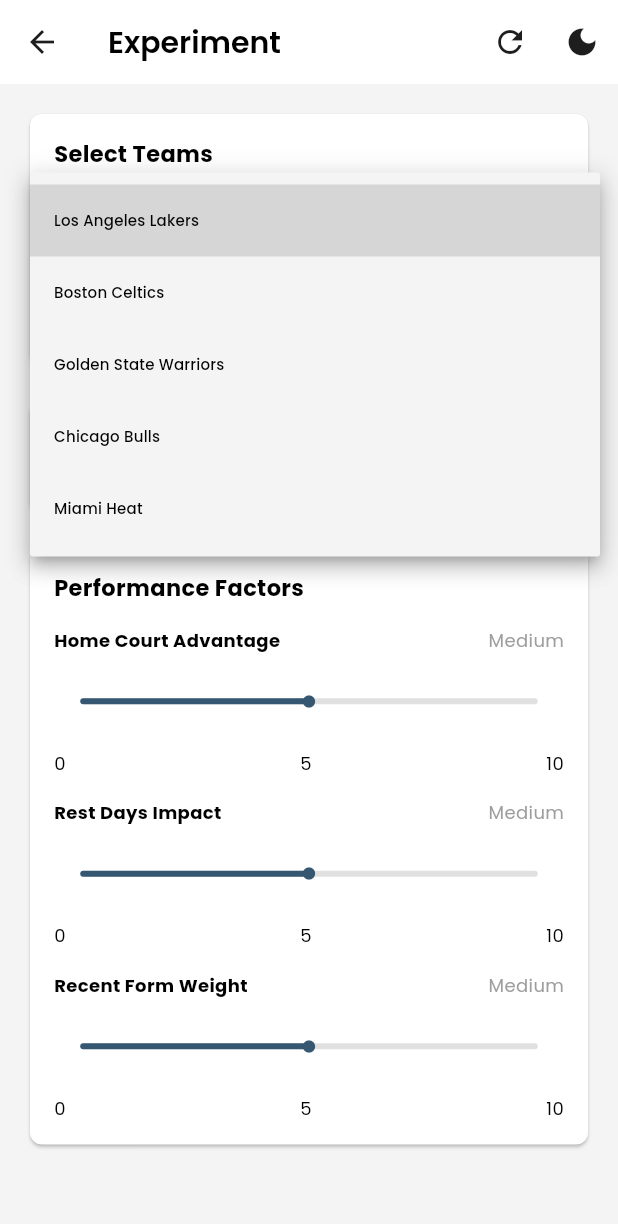
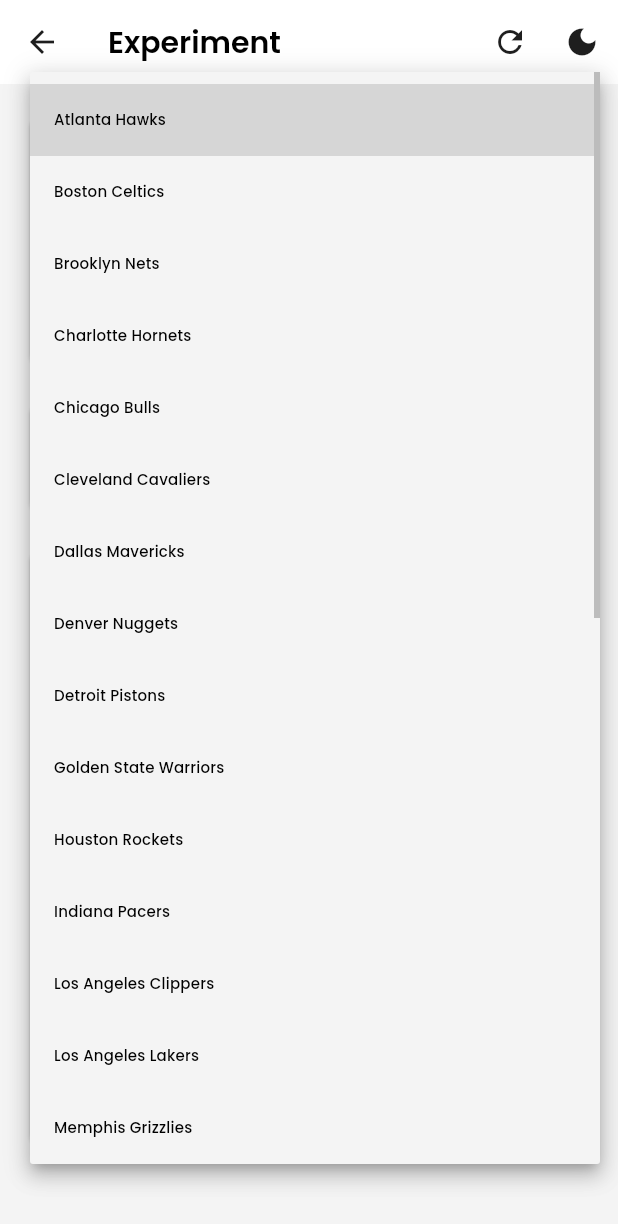
Before and after one commit to Chesterlajara/Game-Changer-AI, a Flutter app: the ExperimentPage screen opened directly, after a tap on "Select Team 1", on a phone screen of 412 x 824 dp. Shown: the top 1224 px of the screen. Run offline on Flutter 3.47's test engine with Material 3 defaults, Android fonts, the light colour scheme and no system bars; drawn by our look-alikes of flutter_xlider; our stand-ins replace flutter_svg, google_fonts; network calls fail.

Commit message:
Team Selection on Experiment Page

```diff
--- /dev/null
+++ b/GameChanger-frontend/lib/data/nba_teams.dart
@@ -0,0 +1,40 @@
+// NBA team abbreviations to full names mapping
+class NbaTeams {
+  static const Map<String, String> abbreviationToName = {
+    'ATL': 'Atlanta Hawks',
+    'BKN': 'Brooklyn Nets',
+    'BOS': 'Boston Celtics',
+    'CHA': 'Charlotte Hornets',
+    'CHI': 'Chicago Bulls',
+    'CLE': 'Cleveland Cavaliers',
+    'DAL': 'Dallas Mavericks',
+    'DEN': 'Denver Nuggets',
+    'DET': 'Detroit Pistons',
+    'GSW': 'Golden State Warriors',
+    'HOU': 'Houston Rockets',
+    'IND': 'Indiana Pacers',
+    'LAC': 'Los Angeles Clippers',
+    'LAL': 'Los Angeles Lakers',
+    'MEM': 'Memphis Grizzlies',
+    'MIA': 'Miami Heat',
+    'MIL': 'Milwaukee Bucks',
+    'MIN': 'Minnesota Timberwolves',
+    'NOP': 'New Orleans Pelicans',
+    'NYK': 'New York Knicks',
+    'OKC': 'Oklahoma City Thunder',
+    'ORL': 'Orlando Magic',
+    'PHI': 'Philadelphia 76ers',
+    'PHX': 'Phoenix Suns',
+    'POR': 'Portland Trail Blazers',
+    'SAC': 'Sacramento Kings',
+    'SAS': 'San Antonio Spurs',
+    'TOR': 'Toronto Raptors',
+    'UTA': 'Utah Jazz',
+    'WAS': 'Washington Wizards',
+  };
+
+  // Get a list of all team names
+  static List<String> getAllTeamNames() {
+    return abbreviationToName.values.toList()..sort();
+  }
+}
--- a/GameChanger-frontend/lib/screens/experiment_page.dart
+++ b/GameChanger-frontend/lib/screens/experiment_page.dart
@@ -8,6 +8,7 @@
 import '../widgets/performance_factor.dart';
 import '../widgets/prediction_card.dart';
 import '../providers/theme_provider.dart';
+import '../data/nba_teams.dart';
 
 class ExperimentPage extends StatefulWidget {
   const ExperimentPage({super.key});
@@ -35,13 +36,8 @@
   double restDaysImpact = 5;
   double recentFormWeight = 5;
 
-  List<String> sampleTeams = [
-    'Los Angeles Lakers',
-    'Boston Celtics',
-    'Golden State Warriors',
-    'Chicago Bulls',
-    'Miami Heat',
-  ];
+  // Use all NBA team names from our data file
+  List<String> sampleTeams = NbaTeams.getAllTeamNames();
 
   void resetSelection() {
     setState(() {
```
